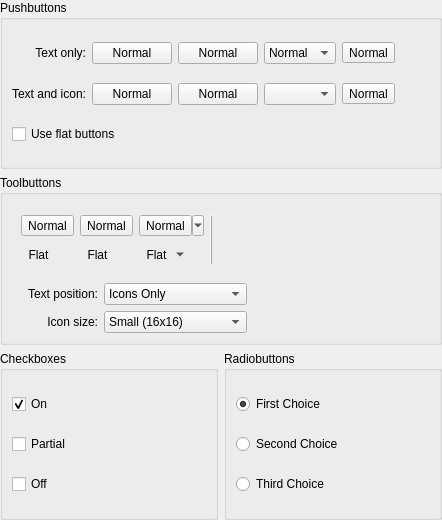
Above: kstyles/oxygen/demo/ui/oxygenbuttondemowidget.ui from mgottschlag/kwin-tiling before the change. Below: the same form after it.
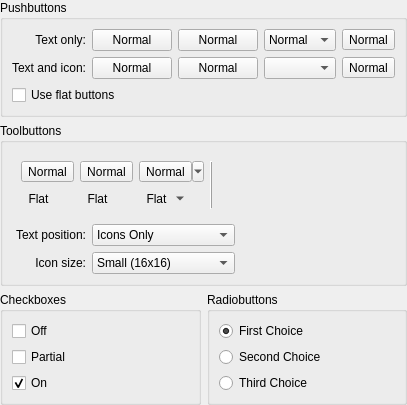
That is the form after the change. Custom widgets are drawn as their Qt base class.

Diff of the .ui file:
```diff
--- a/kstyles/oxygen/demo/ui/oxygenbuttondemowidget.ui
+++ b/kstyles/oxygen/demo/ui/oxygenbuttondemowidget.ui
@@ -6,8 +6,8 @@
    <rect>
     <x>0</x>
     <y>0</y>
-    <width>442</width>
-    <height>520</height>
+    <width>395</width>
+    <height>366</height>
    </rect>
   </property>
   <layout class="QGridLayout" name="gridLayout">
@@ -19,14 +19,13 @@
      <property name="title">
       <string>Checkboxes</string>
      </property>
-     <layout class="QVBoxLayout" name="verticalLayout_4">
+     <layout class="QHBoxLayout" name="horizontalLayout">
       <item>
-       <widget class="QCheckBox" name="checkBox">
+       <layout class="QVBoxLayout" name="verticalLayout">
+        <item>
+         <widget class="QCheckBox" name="checkBox_2">
         <property name="text">
-         <string>On</string>
-        </property>
-        <property name="checked">
-         <bool>true</bool>
+           <string>Off</string>
         </property>
        </widget>
       </item>
@@ -41,11 +40,29 @@
        </widget>
       </item>
       <item>
-       <widget class="QCheckBox" name="checkBox_2">
+         <widget class="QCheckBox" name="checkBox">
         <property name="text">
-         <string>Off</string>
-        </property>
-       </widget>
+           <string>On</string>
+          </property>
+          <property name="checked">
+           <bool>true</bool>
+          </property>
+         </widget>
+        </item>
+       </layout>
+      </item>
+      <item>
+       <spacer name="horizontalSpacer_2">
+        <property name="orientation">
+         <enum>Qt::Horizontal</enum>
+        </property>
+        <property name="sizeHint" stdset="0">
+         <size>
+          <width>40</width>
+          <height>20</height>
+         </size>
+        </property>
+       </spacer>
       </item>
      </layout>
     </widget>
@@ -55,7 +72,9 @@
      <property name="title">
       <string>Radiobuttons</string>
      </property>
-     <layout class="QVBoxLayout" name="verticalLayout_5">
+     <layout class="QHBoxLayout" name="horizontalLayout_2">
+      <item>
+       <layout class="QVBoxLayout" name="verticalLayout_2">
       <item>
        <widget class="QRadioButton" name="radioButton_4">
         <property name="enabled">
@@ -82,6 +101,21 @@
          <string>Third Choice</string>
         </property>
        </widget>
+        </item>
+       </layout>
+      </item>
+      <item>
+       <spacer name="horizontalSpacer_3">
+        <property name="orientation">
+         <enum>Qt::Horizontal</enum>
+        </property>
+        <property name="sizeHint" stdset="0">
+         <size>
+          <width>40</width>
+          <height>20</height>
+         </size>
+        </property>
+       </spacer>
       </item>
      </layout>
     </widget>
```
Lines whose indentation alone changed are shown as unchanged.
